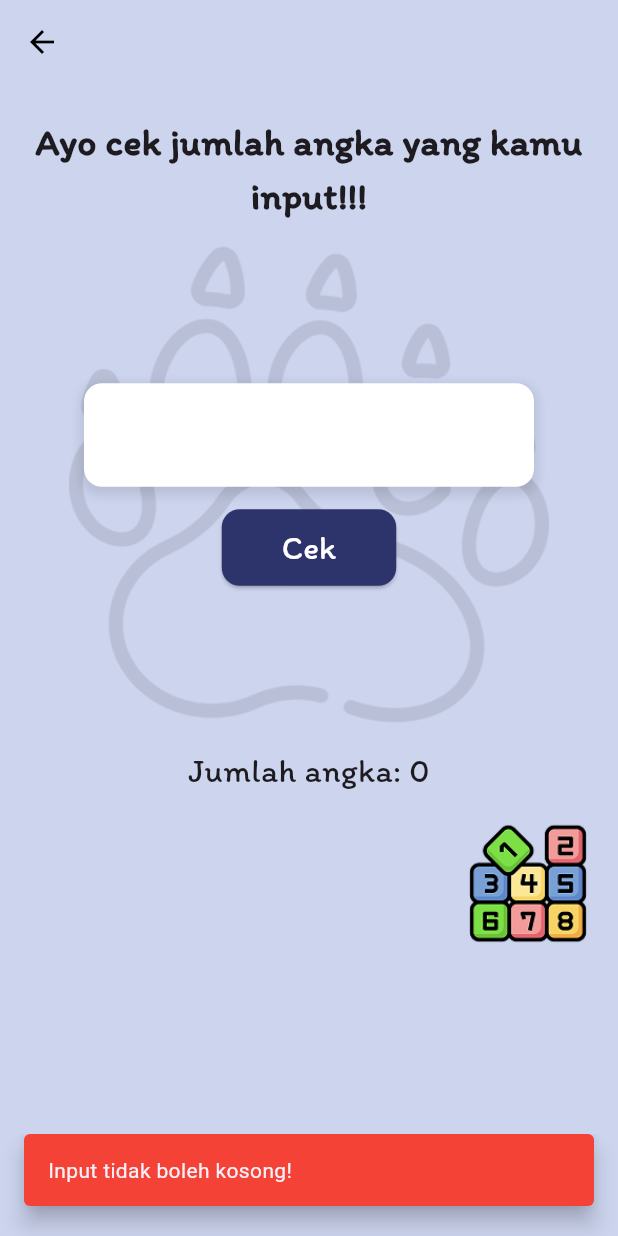
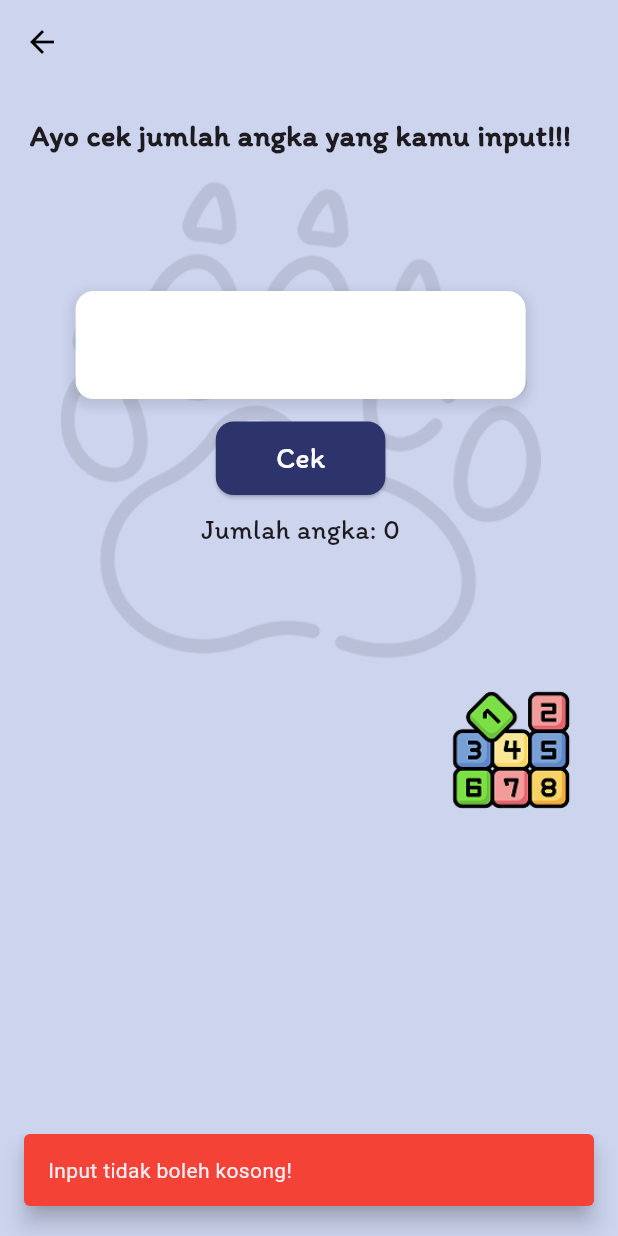
Before and after one commit to Amelvirda100/mobile_kalkulator, a Flutter app: the CheckNumberScreen screen opened directly, after a tap on "Cek", on a phone screen of 412 x 824 dp. Run offline on Flutter 3.47's test engine with Material 3 defaults, Android fonts, the phone set to English and light mode, and no system bars.

Commit message:
Update cek_jumlah_angka_screen.dart

```diff
--- a/lib/cek_jumlah_angka_screen.dart
+++ b/lib/cek_jumlah_angka_screen.dart
@@ -33,13 +33,33 @@ class _CheckNumberScreenState extends State<CheckNumberScreen> {
   int _digitCount = 0;
 
   void _checkDigits() {
-    if (_controller.text.isEmpty) {
+    String input = _controller.text;
+
+    if (input.isEmpty) {
       _showSnackBar('Input tidak boleh kosong!', Colors.red);
       return;
     }
 
+    if (input.contains(',')) {
+      _showSnackBar('Mohon gunakan titik sebagai pemisah desimal, bukan koma!',
+          Colors.purple);
+      return;
+    }
+
+    if (input.contains(RegExp(r'\s'))) {
+      input = input.replaceAll(RegExp(r'\s+'), '');
+      _controller.text = input;
+      _showSnackBar('Spasi dihapus dari input!', Colors.orange);
+    }
+
+    if (input.contains('-')) {
+      input = input.replaceAll('-', '');
+      _controller.text = input;
+      _showSnackBar('Tanda negatif dihapus dari input!', Colors.orange);
+    }
+
     setState(() {
-      _digitCount = RegExp(r'\d').allMatches(_controller.text).length;
+      _digitCount = RegExp(r'\d').allMatches(input).length;
     });
   }
 
@@ -88,7 +108,10 @@ class _CheckNumberScreenState extends State<CheckNumberScreen> {
                 children: [
                   const Text(
                     'Ayo cek jumlah angka yang kamu input!!!',
-                    style: TextStyle(fontSize: 25, fontWeight: FontWeight.bold, fontFamily: 'Itim'),
+                    style: TextStyle(
+                        fontSize: 20,
+                        fontWeight: FontWeight.bold,
+                        fontFamily: 'Itim'),
                     textAlign: TextAlign.center,
                   ),
                   const SizedBox(height: 15),
@@ -127,7 +150,8 @@ class _CheckNumberScreenState extends State<CheckNumberScreen> {
                               decoration: const InputDecoration(
                                 border: InputBorder.none,
                               ),
-                              style: const TextStyle(fontSize: 22, fontFamily: 'Itim'),
+                              style: const TextStyle(
+                                  fontSize: 24, fontFamily: 'Itim'),
                             ),
                           ),
                           const SizedBox(height: 15),
@@ -143,28 +167,32 @@ class _CheckNumberScreenState extends State<CheckNumberScreen> {
                             ),
                             child: const Text(
                               'Cek',
-                              style:
-                              TextStyle(color: Colors.white, fontSize: 22, fontFamily: 'Itim', ),
+                              style: TextStyle(
+                                color: Colors.white,
+                                fontSize: 20,
+                                fontFamily: 'Itim',
+                              ),
+                            ),
+                          ),
+                          const SizedBox(height: 10),
+                          Text(
+                            'Jumlah angka: $_digitCount',
+                            style: const TextStyle(
+                              fontSize: 18,
+                              fontFamily: 'Itim',
                             ),
                           ),
                         ],
                       ),
                     ],
                   ),
-                  const SizedBox(height: 15),
-                  Text(
-                    'Jumlah angka: $_digitCount',
-                    style: const TextStyle(fontSize: 22, fontFamily: 'Itim', ),
-                  ),
                   const SizedBox(height: 100),
                 ],
               ),
             ),
           ),
-          // Animasi agar konten naik saat keyboard muncul
           Positioned(
-            bottom: MediaQuery.of(context).viewInsets.bottom > 0 ? -100 : 20,
-            // Jika keyboard muncul, geser keluar layar
+            bottom: keyboardHeight > 0 ? -100 : 20,
             right: 20,
             child: Image.asset(
               'assets/daduangka.png',
```
